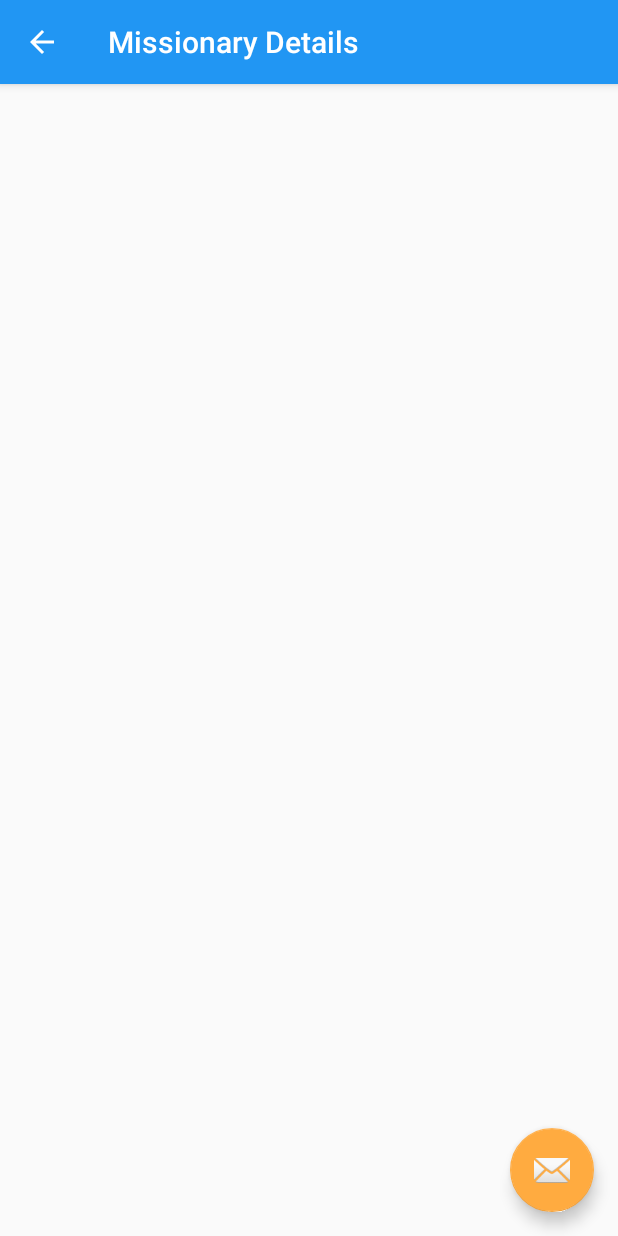
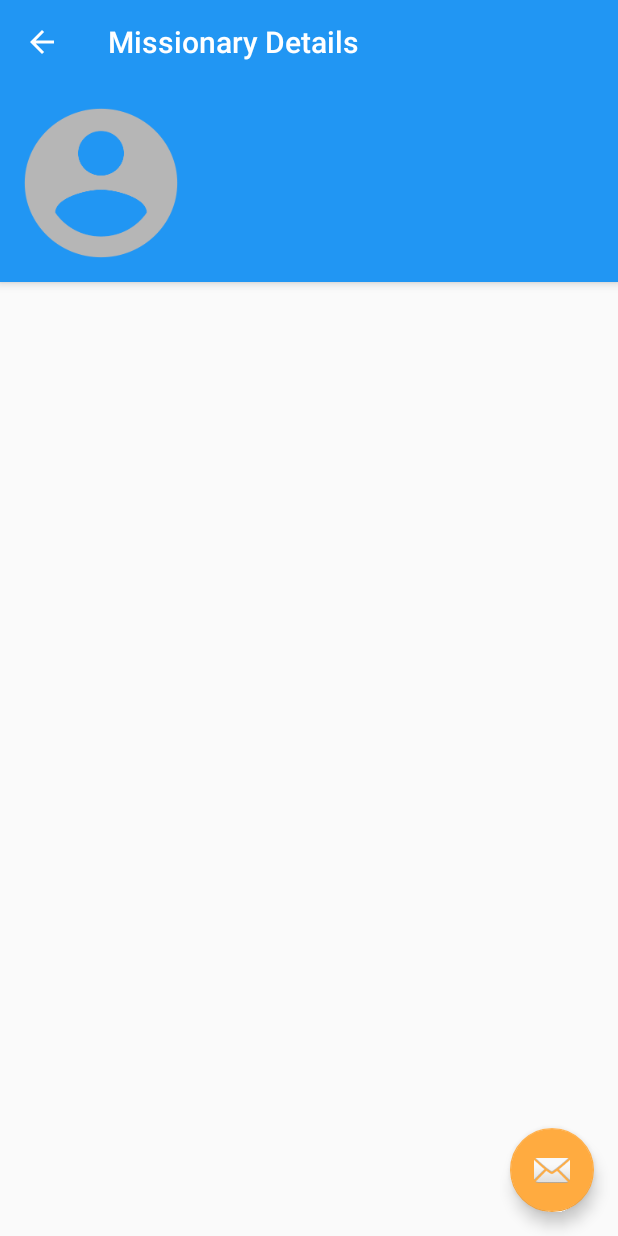
Before and after one commit to loganbentley/MissionaryTracker2, an Android app: the MissionaryDetailsActivity screen opened directly, with no data from a screen before it, on a phone screen of 412 x 824 dp. Run offline under Robolectric (Android 15) with nearby library versions, the phone set to English and light mode, and no system bars; our stand-ins replace Picasso; pictures from the network do not load.

Commit message:
Added missionary details stuff

```diff
--- a/app/src/main/java/missionarytracker/bent/com/missionarytracker/MissionaryDetailsActivity.java
+++ b/app/src/main/java/missionarytracker/bent/com/missionarytracker/MissionaryDetailsActivity.java
@@ -1,13 +1,26 @@
 package missionarytracker.bent.com.missionarytracker;
 
+import android.net.Uri;
+import android.os.Build;
 import android.os.Bundle;
 import android.support.design.widget.FloatingActionButton;
 import android.support.design.widget.Snackbar;
 import android.support.v7.app.AppCompatActivity;
 import android.support.v7.widget.Toolbar;
 import android.view.View;
+import android.widget.TextView;
+
+import com.squareup.picasso.Picasso;
+
+import java.util.Calendar;
+
+import missionarytracker.bent.com.missionarytracker.models.MissionaryModel;
+import missionarytracker.bent.com.missionarytracker.utils.RoundedImageView;
 
 public class MissionaryDetailsActivity extends AppCompatActivity {
+
+    private RoundedImageView mMissionaryProfile;
+    private TextView mMissionaryNameTV, mMissionaryMissionTV, mMissionaryTimeLeftTV;
 
     @Override
     protected void onCreate(Bundle savedInstanceState) {
@@ -16,15 +29,51 @@ public class MissionaryDetailsActivity extends AppCompatActivity {
         Toolbar toolbar = (Toolbar) findViewById(R.id.toolbar);
         setSupportActionBar(toolbar);
 
+        mMissionaryProfile = (RoundedImageView) findViewById(R.id.missionary_image);
+        mMissionaryNameTV = (TextView) findViewById(R.id.missionary_name);
+        mMissionaryMissionTV = (TextView) findViewById(R.id.missionary_mission);
+        mMissionaryTimeLeftTV = (TextView) findViewById(R.id.mission_time_left);
+
         FloatingActionButton fab = (FloatingActionButton) findViewById(R.id.fab);
         fab.setOnClickListener(new View.OnClickListener() {
             @Override
             public void onClick(View view) {
-                Snackbar.make(view, "Replace with your own action", Snackbar.LENGTH_LONG)
-                        .setAction("Action", null).show();
+
             }
         });
         getSupportActionBar().setDisplayHomeAsUpEnabled(true);
+
+        Bundle extras = getIntent().getExtras();
+        if (extras != null) {
+            MissionaryModel missionary = extras.getParcelable("missionary");
+            fillData(missionary);
+        }
+    }
+
+    private void fillData(MissionaryModel missionary) {
+
+        Uri profilePicture = missionary.getFileUri();
+        if (profilePicture != null) {
+            Picasso.with(this).load(profilePicture.toString()).into(mMissionaryProfile);
+        }
+        else {
+            if (Build.VERSION.SDK_INT >= Build.VERSION_CODES.LOLLIPOP) {
+                mMissionaryProfile.setImageDrawable(getDrawable(R.mipmap.ic_account_circle_white_24px));
+            }
+            else {
+                mMissionaryProfile.setImageDrawable(getResources().getDrawable(R.mipmap.ic_account_circle_white_24px));
+            }
+        }
+
+        mMissionaryNameTV.setText(missionary.getName());
+        mMissionaryMissionTV.setText(missionary.getMission());
+        mMissionaryTimeLeftTV.setText(missionary.getTimeLeft());
+        Calendar cal = Calendar.getInstance();
+        int dayOfWeek = cal.get(Calendar.DAY_OF_WEEK);
+        if (missionary.getPDay() == dayOfWeek) {
+            Snackbar.make(findViewById(android.R.id.content), "P-day is tomorrow!", Snackbar.LENGTH_LONG)
+                    .setAction("Write", null).setActionTextColor(getResources().getColor(R.color.accent)).show();
+        }
     }
 
 }
--- a/app/src/main/res/layout/activity_missionary_details.xml
+++ b/app/src/main/res/layout/activity_missionary_details.xml
@@ -19,6 +19,58 @@
             android:background="?attr/colorPrimary"
             app:popupTheme="@style/AppTheme.PopupOverlay" />
 
+        <LinearLayout
+            android:layout_width="match_parent"
+            android:layout_height="wrap_content"
+            android:orientation="horizontal">
+
+            <missionarytracker.bent.com.missionarytracker.utils.RoundedImageView
+                android:id="@+id/missionary_image"
+                android:layout_width="100dp"
+                android:layout_height="100dp"
+                android:layout_margin="16dp"
+                android:background="@mipmap/ic_account_circle_white_24px"
+                android:layout_weight=".1"/>
+
+            <LinearLayout
+                android:layout_width="wrap_content"
+                android:layout_height="wrap_content"
+                android:layout_marginTop="16dp"
+                android:layout_marginRight="16dp"
+                android:layout_marginEnd="16dp"
+                android:layout_marginBottom="16dp"
+                android:orientation="vertical"
+                android:layout_weight="8">
+
+                <TextView
+                    android:id="@+id/missionary_name"
+                    android:layout_width="wrap_content"
+                    android:layout_height="wrap_content"
+                    android:layout_marginBottom="10dp"
+                    android:textSize="18sp"
+                    android:textColor="@color/white"
+                    android:textStyle="bold"/>
+
+                <TextView
+                    android:id="@+id/missionary_mission"
+                    android:layout_width="match_parent"
+                    android:layout_height="wrap_content"
+                    android:layout_marginBottom="10dp"
+                    android:textColor="@color/white"/>
+
+                <TextView
+                    android:id="@+id/mission_time_left"
+                    android:layout_width="match_parent"
+                    android:layout_height="wrap_content"
+                    android:textColor="@color/accent"
+                    android:textStyle="bold"/>
+
+            </LinearLayout>
+
+
+        </LinearLayout>
+
+
     </android.support.design.widget.AppBarLayout>
 
     <include layout="@layout/content_missionary_details" />
```
Also changed, not shown: app/src/main/java/missionarytracker/bent/com/missionarytracker/MyMissionariesActivity.java (+13 -1 lines), app/src/main/java/missionarytracker/bent/com/missionarytracker/models/MissionaryModel.java (+42 -2 lines), 1 other file.
